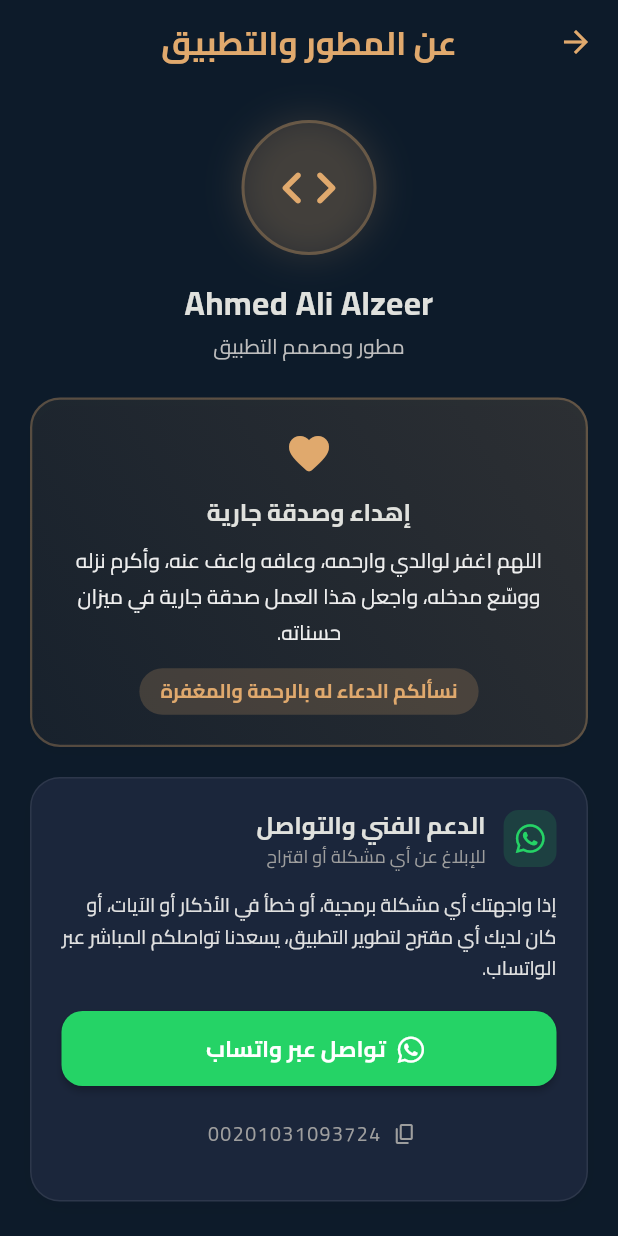
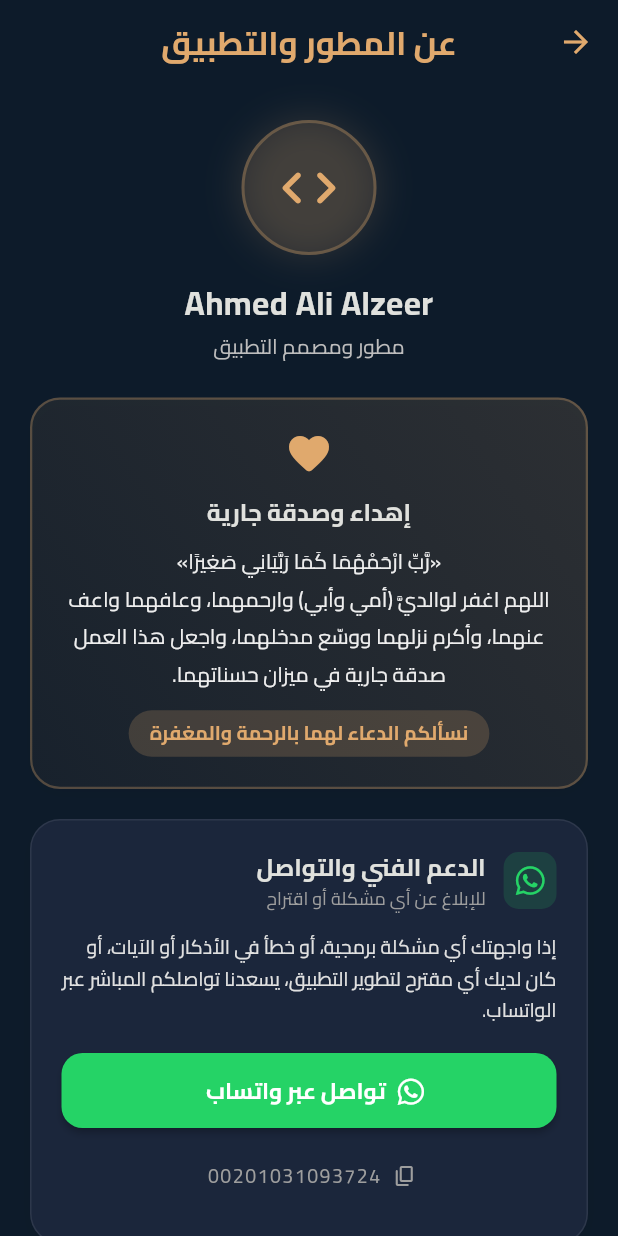
Before and after one commit to ahmedalzeerwebdeveloper-star/azkary, a Flutter app: the AboutDeveloperScreen screen opened directly, on a phone screen of 412 x 824 dp. Run offline on Flutter 3.47's test engine with Material 3 defaults, Android fonts, the light colour scheme and no system bars; our stand-ins replace adhan, audioplayers, flutter_local_notifications, font_awesome_flutter, geocoding, geolocator and 3 more; missing offline and left inert: home_widget; accounts and stored records are empty.

Commit message:
تحديث الدعاء في صفحة المطور ليشمل الوالدين معاً (أمي وأبي) بالرحمة والمغفرة

```diff
--- a/lib/ui/screens/about_developer_screen.dart
+++ b/lib/ui/screens/about_developer_screen.dart
@@ -149,12 +149,12 @@ class AboutDeveloperScreen extends StatelessWidget {
                   ),
                   const SizedBox(height: 8),
                   Text(
-                    'اللهم اغفر لوالدي وارحمه، وعافه واعف عنه، وأكرم نزله ووسّع مدخله، واجعل هذا العمل صدقة جارية في ميزان حسناته.',
+                    '«رَّبِّ ارْحَمْهُمَا كَمَا رَبَّيَانِي صَغِيرًا»\nاللهم اغفر لوالديَّ (أمي وأبي) وارحمهما، وعافهما واعف عنهما، وأكرم نزلهما ووسّع مدخلهما، واجعل هذا العمل صدقة جارية في ميزان حسناتهما.',
                     textAlign: TextAlign.center,
                     style: TextStyle(
                       fontFamily: 'Cairo',
                       fontSize: 14,
-                      height: 1.7,
+                      height: 1.8,
                       color: isDark ? Colors.grey.shade200 : const Color(0xFF2C3E50),
                     ),
                   ),
@@ -166,7 +166,7 @@ class AboutDeveloperScreen extends StatelessWidget {
                       borderRadius: BorderRadius.circular(30),
                     ),
                     child: Text(
-                      'نسألكم الدعاء له بالرحمة والمغفرة',
+                      'نسألكم الدعاء لهما بالرحمة والمغفرة',
                       style: TextStyle(
                         fontFamily: 'Cairo',
                         fontSize: 13,
--- a/pubspec.yaml
+++ b/pubspec.yaml
@@ -16,7 +16,7 @@ publish_to: 'none' # Remove this line if you wish to publish to pub.dev
 # https://developer.apple.com/library/archive/documentation/General/Reference/InfoPlistKeyReference/Articles/CoreFoundationKeys.html
 # In Windows, build-name is used as the major, minor, and patch parts
 # of the product and file versions while build-number is used as the build suffix.
-version: 1.0.18+19
+version: 1.0.19+20
 
 environment:
   sdk: ^3.11.5
```
